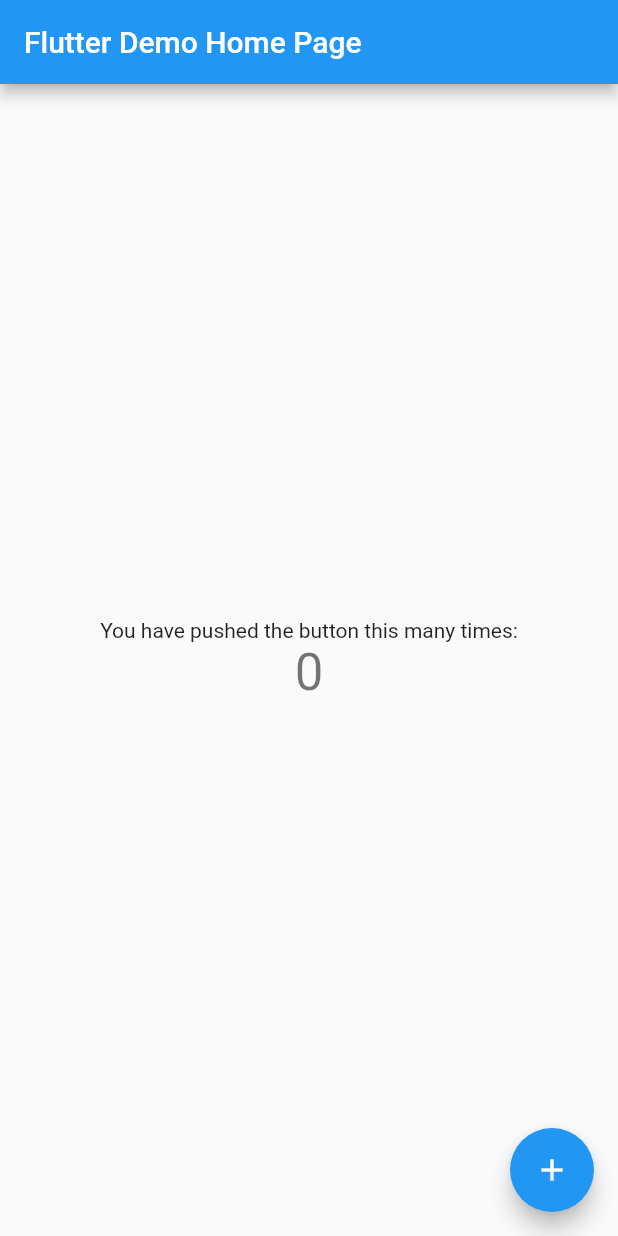
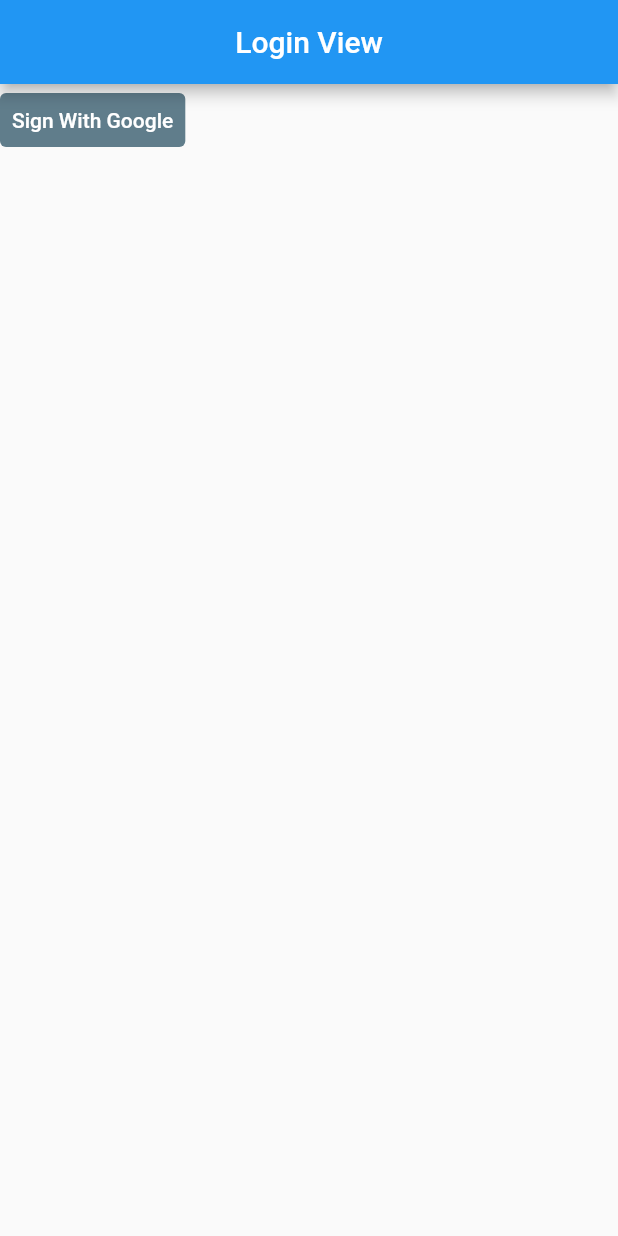
Before and after one commit to Nizetech/instragram_clone, a Flutter app: the screen it shows after launch, on a phone screen of 412 x 824 dp. Run offline on Flutter 3.47's test engine with Material 2 defaults, Android fonts, the phone set to English and light mode, and no system bars; our stand-ins replace cloud_firestore, firebase_auth, firebase_core, google_sign_in, hooks_riverpod; accounts and stored records are empty.

Commit message:
google auth working

```diff
--- a/lib/main.dart
+++ b/lib/main.dart
@@ -1,13 +1,25 @@
 import 'package:flutter/material.dart';
 import 'package:firebase_core/firebase_core.dart';
+import 'package:hooks_riverpod/hooks_riverpod.dart';
+import 'package:instragram_clone/screens/login.dart';
+import 'package:instragram_clone/state/auth/models/auth_results.dart';
+import 'package:instragram_clone/state/auth/providers/auth_state_providers.dart';
 import 'firebase_options.dart';
 
 void main() async {
   WidgetsFlutterBinding.ensureInitialized();
+  // await Firebase.initializeApp(
+  //   // name: 'dev',
+  //   options: DefaultFirebaseOptions.currentPlatform,
+  // );
   await Firebase.initializeApp(
-    options: DefaultFirebaseOptions.currentPlatform,
-  );
-  runApp(const MyApp());
+      name: "instragram-clone",
+      options: const FirebaseOptions(
+          apiKey: '<AIzaSyBP3KeTpDPXGIocY9of7TOfCX_2fImr5Do>',
+          appId: '<1:723065524662:android:2fb2df1687e6317311b117>',
+          messagingSenderId: '<senderId>',
+          projectId: '<instagram-clone-nizetech>'));
+  runApp(ProviderScope(child: const MyApp()));
 }
 
 class MyApp extends StatelessWidget {
@@ -17,89 +29,23 @@ class MyApp extends StatelessWidget {
   @override
   Widget build(BuildContext context) {
     return MaterialApp(
-      title: 'Flutter Demo',
+      debugShowCheckedModeBanner: false,
+      title: 'Instagram_clone',
       theme: ThemeData(
-        // This is the theme of your application.
-        //
-        // Try running your application with "flutter run". You'll see the
-        // application has a blue toolbar. Then, without quitting the app, try
-        // changing the primarySwatch below to Colors.green and then invoke
-        // "hot reload" (press "r" in the console where you ran "flutter run",
-        // or simply save your changes to "hot reload" in a Flutter IDE).
-        // Notice that the counter didn't reset back to zero; the application
-        // is not restarted.
         primarySwatch: Colors.blue,
       ),
-      home: const MyHomePage(title: 'Flutter Demo Home Page'),
+      home: Consumer(
+        builder: ((context, ref, child) {
+          final isLoggedIn =
+              ref.watch(authStateProvider).result == AuthResult.success;
+          print(isLoggedIn);
+          if (isLoggedIn) {
+            return const MainView();
+          } else {
+            return const Login();
+          }
+        }),
+      ),
     );
   }
 }
-
-class MyHomePage extends StatefulWidget {
-  const MyHomePage({super.key, required this.title});
-
-  // This widget is the home page of your application. It is stateful, meaning
-  // that it has a State object (defined below) that contains fields that affect
-  // how it looks.
-
-  // This class is the configuration for the state. It holds the values (in this
-  // case the title) provided by the parent (in this case the App widget) and
-  // used by the build method of the State. Fields in a Widget subclass are
-  // always marked "final".
-
-  final String title;
-
-  @override
-  State<MyHomePage> createState() => _MyHomePageState();
-}
-
-class _MyHomePageState extends State<MyHomePage> {
-  int _counter = 0;
-
-  void _incrementCounter() {
-    setState(() {
-      // This call to setState tells the Flutter framework that something has
-      // changed in this State, which causes it to rerun the build method below
-      // so that the display can reflect the updated values. If we changed
-      // _counter without calling setState(), then the build method would not be
-      // called again, and so nothing would appear to happen.
-      _counter++;
-    });
-  }
-
-  @override
-  Widget build(BuildContext context) {
-    // This method is rerun every time setState is called, for instance as done
-    // by the _incrementCounter method above.
-    //
-    // The Flutter framework has been optimized to make rerunning build methods
-    // fast, so that you can just rebuild anything that needs updating rather
-    // than having to individually change instances of widgets.
-    return Scaffold(
-      appBar: AppBar(
-        // Here we take the value from the MyHomePage object that was created by
-        // the App.build method, and use it to set our appbar title.
-        title: Text(widget.title),
-      ),
-      body: Center(
-        child: Column(
-          mainAxisAlignment: MainAxisAlignment.center,
-          children: <Widget>[
-            const Text(
-              'You have pushed the button this many times:',
-            ),
-            Text(
-              '$_counter',
-              style: Theme.of(context).textTheme.headline4,
-            ),
-          ],
-        ),
-      ),
-      floatingActionButton: FloatingActionButton(
-        onPressed: _incrementCounter,
-        tooltip: 'Increment',
-        child: const Icon(Icons.add),
-      ), // This trailing comma makes auto-formatting nicer for build methods.
-    );
-  }
-}
--- /dev/null
+++ b/lib/screens/login.dart
@@ -0,0 +1,54 @@
+import 'package:flutter/material.dart';
+import 'package:hooks_riverpod/hooks_riverpod.dart';
+import 'package:instragram_clone/screens/components/loading/loading_screen.dart';
+import 'package:instragram_clone/state/auth/backend/authenticatior.dart';
+import 'package:instragram_clone/state/auth/providers/auth_state_providers.dart';
+
+class Login extends ConsumerWidget {
+  const Login({Key? key}) : super(key: key);
+
+  @override
+  Widget build(BuildContext context, ref) {
+    return Scaffold(
+      appBar: AppBar(
+        centerTitle: true,
+        title: Text('Login View'),
+      ),
+      body: Column(
+        children: [
+          TextButton(
+              style: TextButton.styleFrom(
+                backgroundColor: Colors.blueGrey,
+                foregroundColor: Colors.white,
+              ),
+              onPressed: () =>
+                  ref.read(authStateProvider.notifier).loginWithGoogle(),
+              child: Text('Sign With Google'))
+        ],
+      ),
+    );
+  }
+}
+
+class MainView extends StatelessWidget {
+  const MainView({Key? key}) : super(key: key);
+
+  @override
+  Widget build(BuildContext context) {
+    return Scaffold(
+        appBar: AppBar(
+          centerTitle: true,
+          title: Text('Main View'),
+        ),
+        body: Consumer(
+          builder: ((context, ref, child) {
+            return TextButton(
+              onPressed: () async {
+                await ref.read(authStateProvider.notifier).logOut();
+              },
+              child: Text('Logout'),
+            );
+          }),
+        ));
+  }
+}
--- a/lib/state/auth/backend/authenticatior.dart
+++ b/lib/state/auth/backend/authenticatior.dart
@@ -1,3 +1,4 @@
+import 'package:cloud_firestore/cloud_firestore.dart';
 import 'package:firebase_auth/firebase_auth.dart';
 // import 'package:flutter_facebook_auth/flutter_facebook_auth.dart';
 import 'package:google_sign_in/google_sign_in.dart';
@@ -5,12 +6,16 @@ import 'package:instragram_clone/state/auth/constant/constants.dart';
 import 'package:instragram_clone/state/auth/models/auth_results.dart';
 import 'package:instragram_clone/state/auth/post/typdef/user_id.dart';
 
+import '../../user_info/models/user_info_payload.dart';
+
 class Authenticator {
   UserId? get userId => FirebaseAuth.instance.currentUser?.uid;
   bool get isAlreadyLoggedIn => userId != null;
   String get displayName =>
       FirebaseAuth.instance.currentUser?.displayName ?? '';
   String? get email => FirebaseAuth.instance.currentUser?.email;
+
+  FirebaseFirestore firestore = FirebaseFirestore.instance;
 
   Future<void> logOut() async {
     await FirebaseAuth.instance.signOut();
@@ -67,6 +72,7 @@ class Authenticator {
     );
     try {
       await FirebaseAuth.instance.signInWithCredential(authCredential);
+
       return AuthResult.success;
     } catch (e) {
       return AuthResult.failure;
--- /dev/null
+++ b/lib/state/auth/providers/auth_state_providers.dart
@@ -0,0 +1,7 @@
+import 'package:hooks_riverpod/hooks_riverpod.dart';
+import 'package:instragram_clone/state/auth/models/auth_state.dart';
+import 'package:instragram_clone/state/auth/notifiers/auth_state_notifier.dart';
+
+final authStateProvider = StateNotifierProvider<AuthStateNotifier, AuthState>(
+  (_) => AuthStateNotifier(),
+);
--- /dev/null
+++ b/lib/state/auth/providers/user_is_providers.dart
@@ -0,0 +1,6 @@
+import 'package:hooks_riverpod/hooks_riverpod.dart';
+import 'package:instragram_clone/state/auth/providers/auth_state_providers.dart';
+
+final userIdProvider = Provider<String?>(
+  (ref) => ref.watch(authStateProvider).userId,
+);
```
Also changed, not shown: lib/screens/components/constants.dart (added, +56 -0 lines), lib/screens/components/loading/loading_screen.dart (added, +110 -0 lines), lib/screens/components/loading/loading_screen_controller.dart (added, +12 -0 lines), lib/state/auth/notifiers/auth_state_notifier.dart (+35 -0 lines), lib/state/auth/providers/is_loggedf_in_providers.dart (added, +11 -0 lines), lib/state/constants/firebase_collection_name.dart (added, +8 -0 lines), lib/state/constants/firebase_field_constants.dart (added, +10 -0 lines), lib/state/user_info/models/backend/user_info_storage.dart (added, +49 -0 lines), lib/state/user_info/models/user_info_payload.dart (added, +16 -0 lines), lib/state/auth/constant/constants.dart (line endings or trailing spaces), 3 other files.
